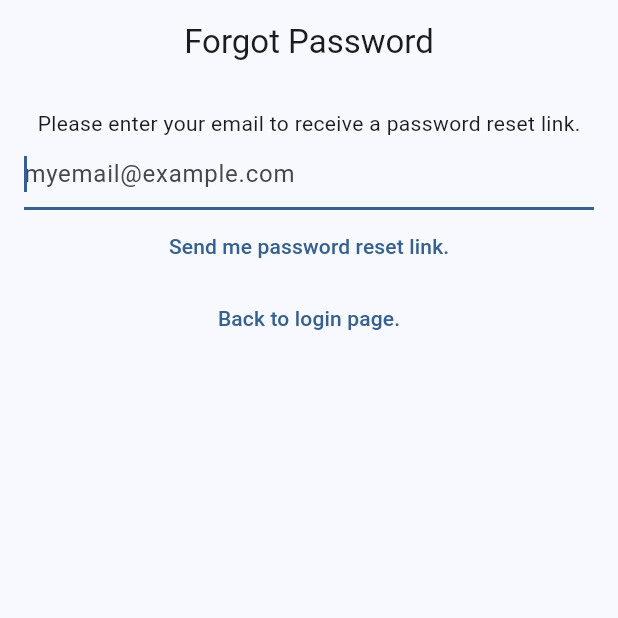
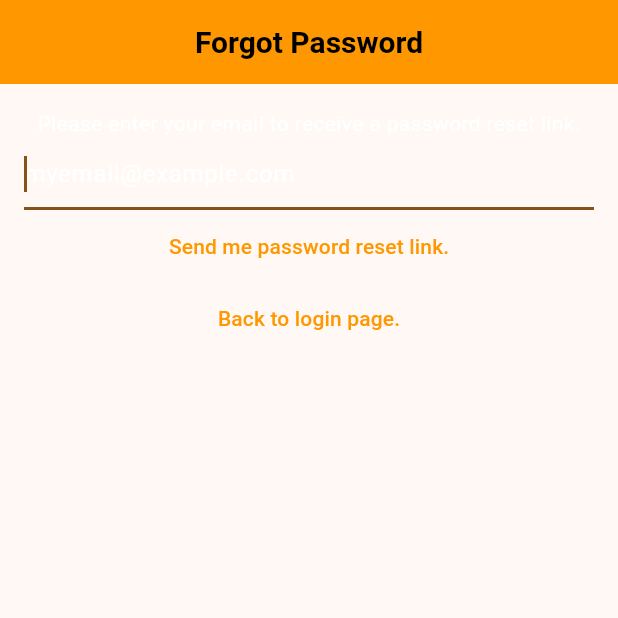
Before and after one commit to achaval-tomas/Quick-Notes, a Flutter app: the screen it shows after launch, after a tap on "I forgot my password", on a phone screen of 412 x 824 dp, the top half of it. Run offline on Flutter 3.47's test engine with Material 3 defaults, Android fonts, the phone set to English and light mode, and no system bars; our stand-ins replace bloc, cloud_firestore, equatable, firebase_auth, firebase_core, flutter_bloc and 1 more; accounts and stored records are empty; network calls fail.

Commit message:
Created main theme for the app

```diff
--- a/lib/helpers/loading/loading_screen.dart
+++ b/lib/helpers/loading/loading_screen.dart
@@ -43,8 +43,8 @@ class LoadingScreen {
                     mainAxisSize: MainAxisSize.min,
                     mainAxisAlignment: MainAxisAlignment.center,
                     children: [
-                      const SizedBox(height: 10),
-                      const CircularProgressIndicator(),
+                      const SizedBox(height: 20),
+                      const CircularProgressIndicator(color:Colors.orange),
                       const SizedBox(height: 20),
                       StreamBuilder(
                         stream: textController.stream,
@@ -55,7 +55,7 @@ class LoadingScreen {
                               textAlign: TextAlign.center,
                             );
                           } else {
-                            return Container();
+                            return const Text('');
                           }
                         },
                       )
--- a/lib/main.dart
+++ b/lib/main.dart
@@ -6,6 +6,7 @@ import 'package:mynotes/services/auth/bloc/auth_bloc.dart';
 import 'package:mynotes/services/auth/bloc/auth_event.dart';
 import 'package:mynotes/services/auth/bloc/auth_state.dart';
 import 'package:mynotes/services/auth/firebase_auth_provider.dart';
+import 'package:mynotes/themes/main_theme.dart';
 import 'package:mynotes/views/forgot_password_view.dart';
 import 'package:mynotes/views/login_view.dart';
 import 'package:mynotes/views/notes/create_update_note_view.dart';
@@ -17,10 +18,7 @@ void main() {
   WidgetsFlutterBinding.ensureInitialized();
   runApp(MaterialApp(
     title: 'Flutter Demo',
-    theme: ThemeData(
-      colorScheme: ColorScheme.fromSeed(seedColor:Colors.blue),
-      useMaterial3: true,
-    ),
+    theme: mytheme,
     home: BlocProvider<AuthBloc>(
       create: (context) => AuthBloc(FirebaseAuthProvider()),
       child: const HomePage(),
--- a/lib/utilities/dialogs/generic_dialog.dart
+++ b/lib/utilities/dialogs/generic_dialog.dart
@@ -20,6 +20,9 @@ Future<T?> showGenericDialog<T>({
           .map((optionTitle) {
             final T value = options[optionTitle];
             return TextButton(
+              style: const ButtonStyle(
+                foregroundColor: MaterialStatePropertyAll(Colors.black)
+              ),
               onPressed: () {
                 if (value != null) {
                   Navigator.of(context).pop(value);
--- a/lib/views/login_view.dart
+++ b/lib/views/login_view.dart
@@ -45,18 +45,20 @@ class _LoginViewState extends State<LoginView> {
       },
       child: Scaffold(
         appBar: AppBar(
-          title: const Text('Log In'),
+          title: const Text('Quick Notes'),
           centerTitle: true,
         ),
         body: Padding(
           padding: const EdgeInsets.all(16.0),
           child: Column(
+            mainAxisAlignment: MainAxisAlignment.center,
             crossAxisAlignment: CrossAxisAlignment.center,
             children: [
               const Text(
                 'Please log in to your account in order to interact with and create notes!',
                 textAlign: TextAlign.center,
               ),
+              const SizedBox(height: 20),
               TextField(
                 controller: _email,
                 enableSuggestions: false,
```
Also changed, not shown: lib/themes/main_theme.dart (added, +44 -0 lines), lib/views/notes/notes_list_view.dart (+6 -1 lines).
